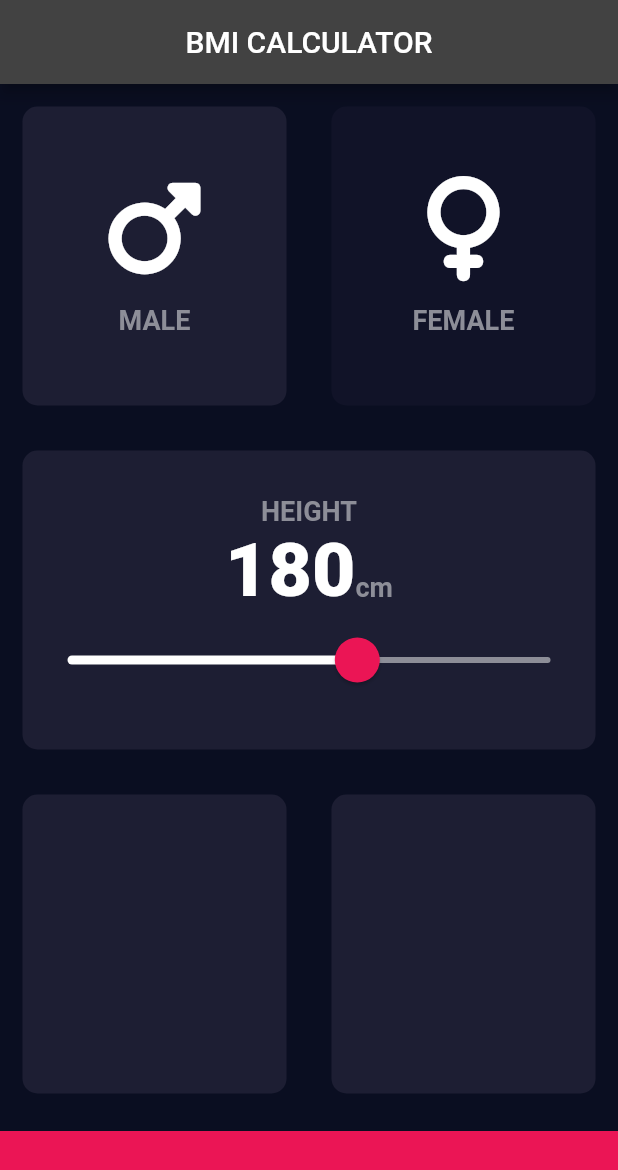
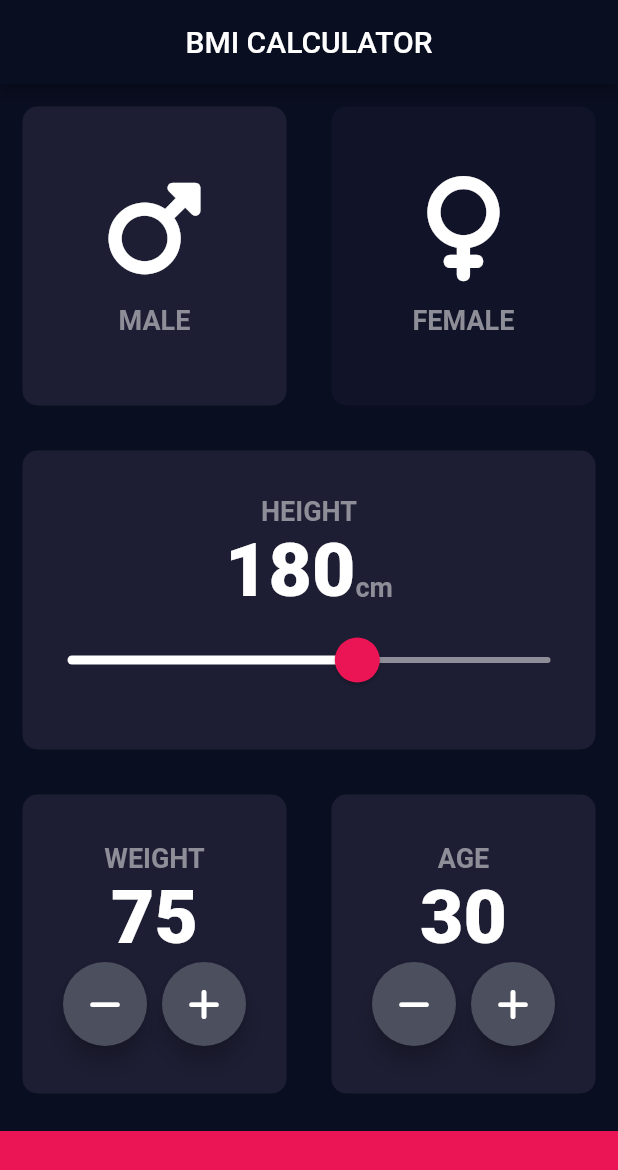
Before and after one commit to adomingb/bmi_calculator_flutter, a Flutter app: the screen it shows after launch, on a phone screen of 412 x 824 dp. Shown: the top 1170 px of the screen. Run offline on Flutter 3.47's test engine with Material 2 defaults, Android fonts, the phone set to English and light mode, and no system bars; our stand-ins replace font_awesome_flutter.

Commit message:
Fisrt Page OK

```diff
--- a/lib/input_page.dart
+++ b/lib/input_page.dart
@@ -17,11 +17,14 @@ class InputPage extends StatefulWidget {
 class _InputPageState extends State<InputPage> {
   Gender selectedGender = Gender.male;
   int height = 180;
+  int weight = 75;
+  int age = 30;
 
   @override
   Widget build(BuildContext context) {
     return Scaffold(
       appBar: AppBar(
+        backgroundColor: Color(0xFF0A0E21),
         title: const Center(child: Text('BMI CALCULATOR')),
       ),
       body: Column(
@@ -103,7 +106,7 @@ class _InputPageState extends State<InputPage> {
                         });
                       },
                       min: 120.0,
-                      max: 220,
+                      max: 220.0,
                     ),
                   )
                 ],
@@ -119,7 +122,40 @@ class _InputPageState extends State<InputPage> {
                     colour: kActiveCardColor,
                     cardChild: Column(
                       mainAxisAlignment: MainAxisAlignment.center,
-                      children: [],
+                      children: [
+                        Text(
+                          'WEIGHT',
+                          style: kLabelTextStyle,
+                        ),
+                        Text(
+                          weight.toString(),
+                          style: kNumberTextStyle,
+                        ),
+                        Row(
+                          mainAxisAlignment: MainAxisAlignment.center,
+                          children: [
+                            RoundedIconButton(
+                              icono: FontAwesomeIcons.minus,
+                              buttonFunction: () {
+                                setState(() {
+                                  weight--;
+                                });
+                              },
+                            ),
+                            SizedBox(
+                              width: 10.0,
+                            ),
+                            RoundedIconButton(
+                              icono: FontAwesomeIcons.plus,
+                              buttonFunction: () {
+                                setState(() {
+                                  weight++;
+                                });
+                              },
+                            ),
+                          ],
+                        ),
+                      ],
                     ),
                   ),
                 ),
@@ -129,7 +165,40 @@ class _InputPageState extends State<InputPage> {
                     colour: kActiveCardColor,
                     cardChild: Column(
                       mainAxisAlignment: MainAxisAlignment.center,
-                      children: [],
+                      children: [
+                        Text(
+                          'AGE',
+                          style: kLabelTextStyle,
+                        ),
+                        Text(
+                          age.toString(),
+                          style: kNumberTextStyle,
+                        ),
+                        Row(
+                          mainAxisAlignment: MainAxisAlignment.center,
+                          children: [
+                            RoundedIconButton(
+                              icono: FontAwesomeIcons.minus,
+                              buttonFunction: () {
+                                setState(() {
+                                  age--;
+                                });
+                              },
+                            ),
+                            SizedBox(
+                              width: 10.0,
+                            ),
+                            RoundedIconButton(
+                              icono: FontAwesomeIcons.plus,
+                              buttonFunction: () {
+                                setState(() {
+                                  age++;
+                                });
+                              },
+                            ),
+                          ],
+                        ),
+                      ],
                     ),
                   ),
                 ),
@@ -147,3 +216,24 @@ class _InputPageState extends State<InputPage> {
     );
   }
 }
+
+class RoundedIconButton extends StatelessWidget {
+  RoundedIconButton({required this.icono, required this.buttonFunction});
+
+  final IconData icono;
+  final Function() buttonFunction;
+
+  @override
+  Widget build(BuildContext context) {
+    return RawMaterialButton(
+        elevation: 6.0,
+        constraints: BoxConstraints.tightFor(
+          width: 56.0,
+          height: 56.0,
+        ),
+        shape: CircleBorder(),
+        fillColor: Color(0xFF4C4F5E),
+        onPressed: buttonFunction,
+        child: Icon(icono));
+  }
+}
--- a/lib/main.dart
+++ b/lib/main.dart
@@ -1,4 +1,5 @@
 import 'package:flutter/material.dart';
+import 'package:flutter/services.dart';
 import 'input_page.dart';
 
 void main() => runApp(BMICalculator());
@@ -6,6 +7,9 @@ void main() => runApp(BMICalculator());
 class BMICalculator extends StatelessWidget {
   @override
   Widget build(BuildContext context) {
+    SystemChrome.setSystemUIOverlayStyle(SystemUiOverlayStyle(
+      statusBarColor: Colors.black,
+    ));
     return MaterialApp(
       debugShowCheckedModeBanner: false,
       theme: ThemeData.dark().copyWith(
```
